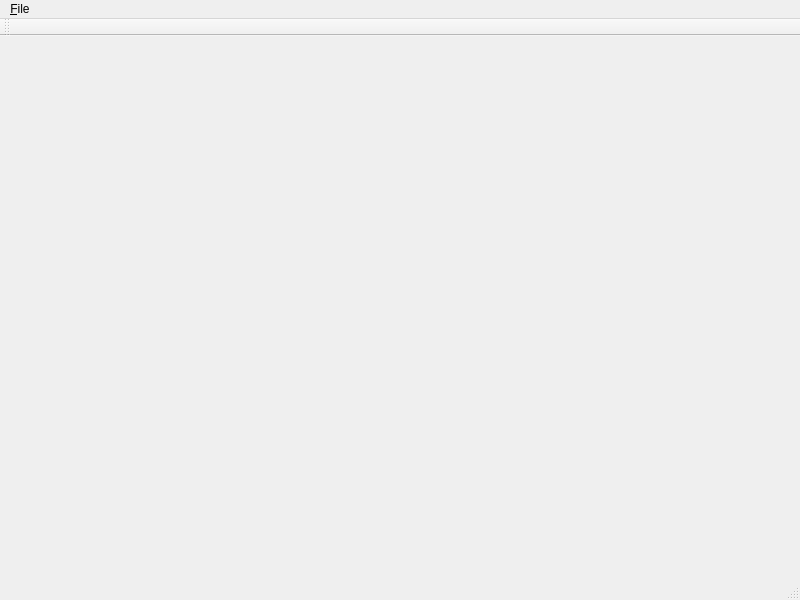
This is src/gui/main_window.ui in Schwefelsaeure/pdfedit as Qt 5 draws it before an edit. The edited form follows.
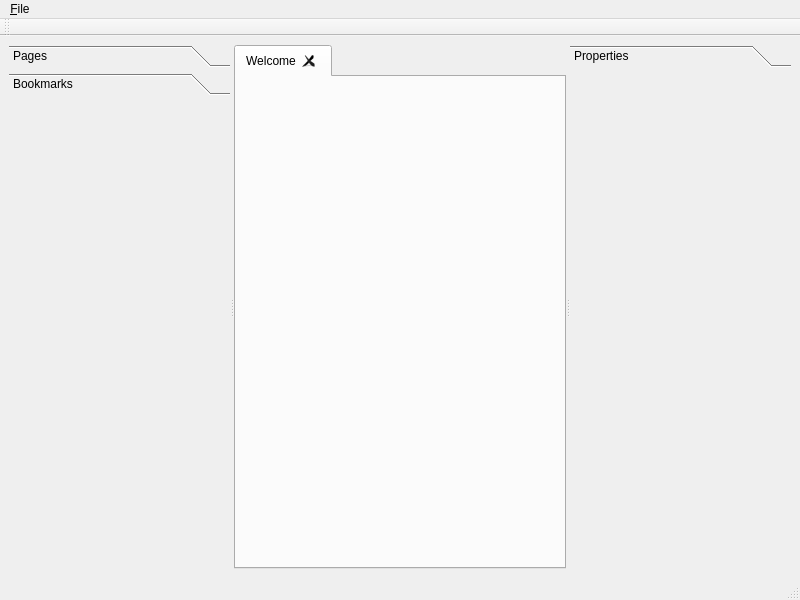
This is the edited form.

Commit message: In "main_window.ui", add tab widget to show open PDF documents

```diff
--- a/src/gui/main_window.ui
+++ b/src/gui/main_window.ui
@@ -14,7 +14,80 @@
    <string>MainWindow</string>
   </property>
   <widget class="QWidget" name="central_widget">
-   <layout class="QVBoxLayout" name="verticalLayout"/>
+   <layout class="QVBoxLayout" name="verticalLayout">
+    <item>
+     <widget class="QSplitter" name="central_splitter">
+      <property name="orientation">
+       <enum>Qt::Horizontal</enum>
+      </property>
+      <widget class="QToolBox" name="tool_box_pages_bookmarks_search">
+       <property name="currentIndex">
+        <number>1</number>
+       </property>
+       <widget class="QWidget" name="page_pdf_pages">
+        <property name="geometry">
+         <rect>
+          <x>0</x>
+          <y>0</y>
+          <width>192</width>
+          <height>457</height>
+         </rect>
+        </property>
+        <attribute name="label">
+         <string>Pages</string>
+        </attribute>
+       </widget>
+       <widget class="QWidget" name="page_pdf_bookmarks">
+        <property name="geometry">
+         <rect>
+          <x>0</x>
+          <y>0</y>
+          <width>192</width>
+          <height>457</height>
+         </rect>
+        </property>
+        <attribute name="label">
+         <string>Bookmarks</string>
+        </attribute>
+       </widget>
+      </widget>
+      <widget class="QTabWidget" name="tab_open_documents">
+       <property name="currentIndex">
+        <number>0</number>
+       </property>
+       <property name="tabsClosable">
+        <bool>true</bool>
+       </property>
+       <property name="movable">
+        <bool>true</bool>
+       </property>
+       <widget class="QWidget" name="welcome_tab">
+        <attribute name="title">
+         <string>Welcome</string>
+        </attribute>
+       </widget>
+      </widget>
+      <widget class="QToolBox" name="tool_box_properties_selected_pdf_object">
+       <property name="currentIndex">
+        <number>0</number>
+       </property>
+       <widget class="QWidget" name="page_properties">
+        <property name="geometry">
+         <rect>
+          <x>0</x>
+          <y>0</y>
+          <width>192</width>
+          <height>489</height>
+         </rect>
+        </property>
+        <attribute name="label">
+         <string>Properties</string>
+        </attribute>
+       </widget>
+      </widget>
+     </widget>
+    </item>
+   </layout>
   </widget>
   <widget class="QMenuBar" name="menubar">
    <property name="geometry">
```
The commit also changes 1 other file.
